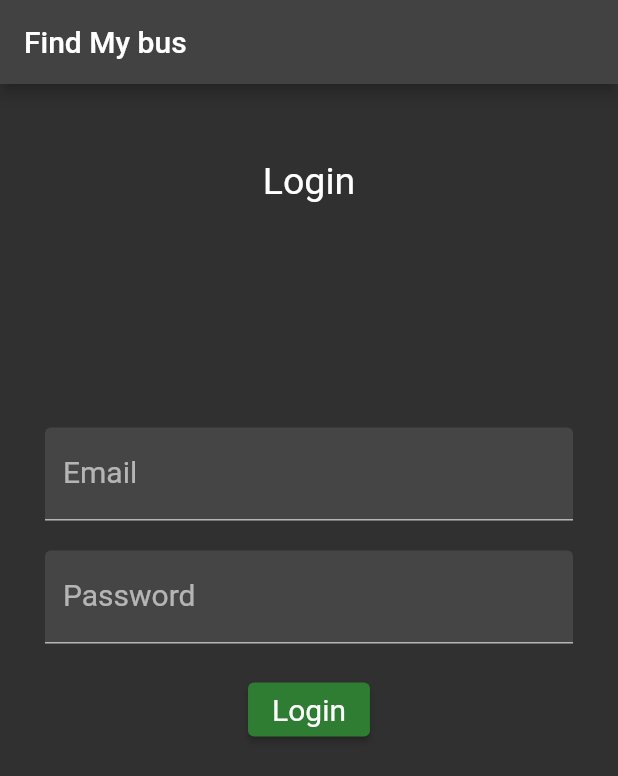
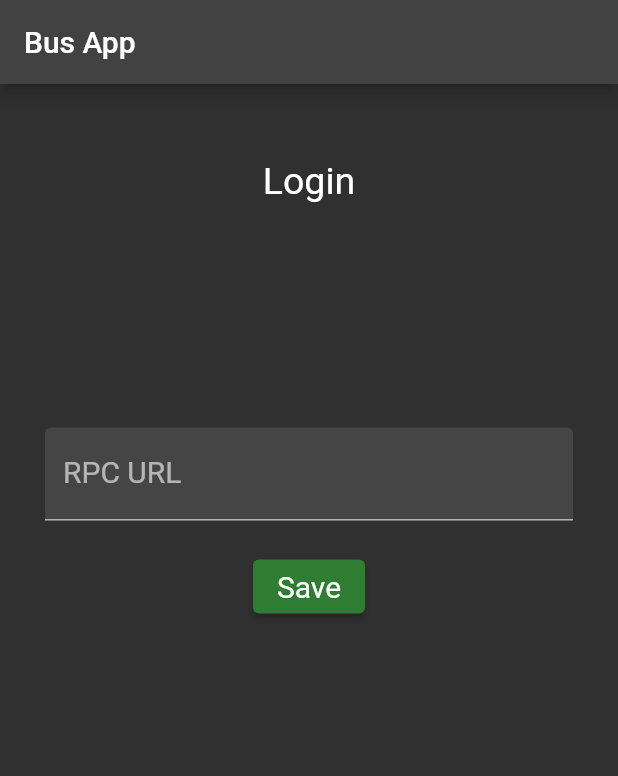
Before and after one commit to ssavindu/rp_bus_app, a Flutter app: the screen it shows after launch, on a phone screen of 412 x 824 dp. Shown: the top 776 px of the screen. Run offline on Flutter 3.47's test engine with Material 2 defaults, Android fonts, the phone set to English and light mode, and no system bars.

Commit message:
Basic UI completed

```diff
--- a/lib/main.dart
+++ b/lib/main.dart
@@ -1,7 +1,7 @@
 // ignore_for_file: prefer_const_literals_to_create_immutables, prefer_const_constructors
 import 'package:flutter/material.dart';
 import 'package:bus_app/src/screens/login.dart';
-import 'dart:ui';
+import 'package:bus_app/src/screens/home.dart';
 
 void main() => runApp(MyApp());
 
@@ -15,6 +15,7 @@ class MyApp extends StatelessWidget {
       initialRoute: '/',
       routes: {
         '/': (context) => LoginPage(),
+        '/home': (context) => HomePage(),
       },
       // home: AvailableBusListPage(),
       theme: ThemeData.dark(),
--- a/lib/src/screens/login.dart
+++ b/lib/src/screens/login.dart
@@ -20,7 +20,7 @@ class _LoginPageState extends State<LoginPage> {
   Widget build(BuildContext context) {
     return Scaffold(
       appBar: AppBar(
-        title: Text('Find My bus'),
+        title: Text('Bus App'),
       ),
       body: SafeArea(
         child: ListView(
@@ -39,30 +39,12 @@ class _LoginPageState extends State<LoginPage> {
             ),
             TextFormField(
               decoration: InputDecoration(
-                  labelText: 'Email',
+                  labelText: 'RPC URL',
                   labelStyle: TextStyle(fontSize: 20),
                   filled: true),
               validator: (value) {
                 if (value == null || value.isEmpty || !isValidEmail(value)) {
                   return 'Please enter valid Email';
-                } else {
-                  return null;
-                }
-              },
-            ),
-            SizedBox(
-              height: 20,
-            ),
-            TextFormField(
-              decoration: InputDecoration(
-                labelText: 'Password',
-                labelStyle: TextStyle(fontSize: 20),
-                filled: true,
-              ),
-              obscureText: true,
-              validator: (value) {
-                if (value == null || value.isEmpty) {
-                  return 'Please enter Password';
                 } else {
                   return null;
                 }
@@ -81,10 +63,10 @@ class _LoginPageState extends State<LoginPage> {
                         textStyle: const TextStyle(fontSize: 20),
                         primary: Colors.green[800]),
                     onPressed: () {
-                      Navigator.pushNamed(context, '/search');
+                      Navigator.pushNamed(context, '/home');
                     },
                     child: Text(
-                      'Login',
+                      'Save',
                     ),
                   ),
                 ),
```
Also changed, not shown: lib/src/screens/home.dart (added, +118 -0 lines).
